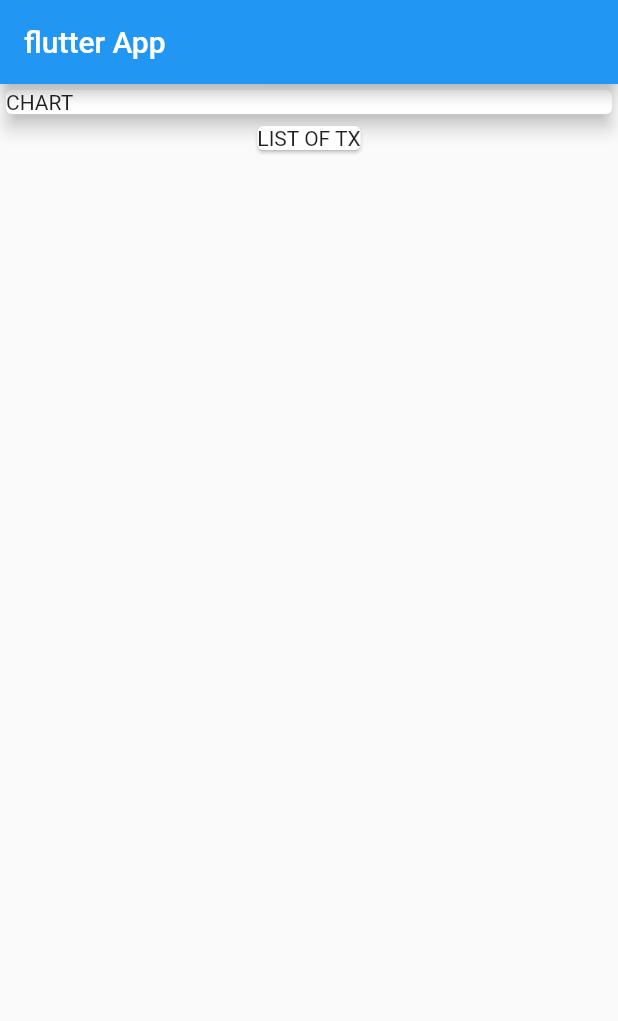
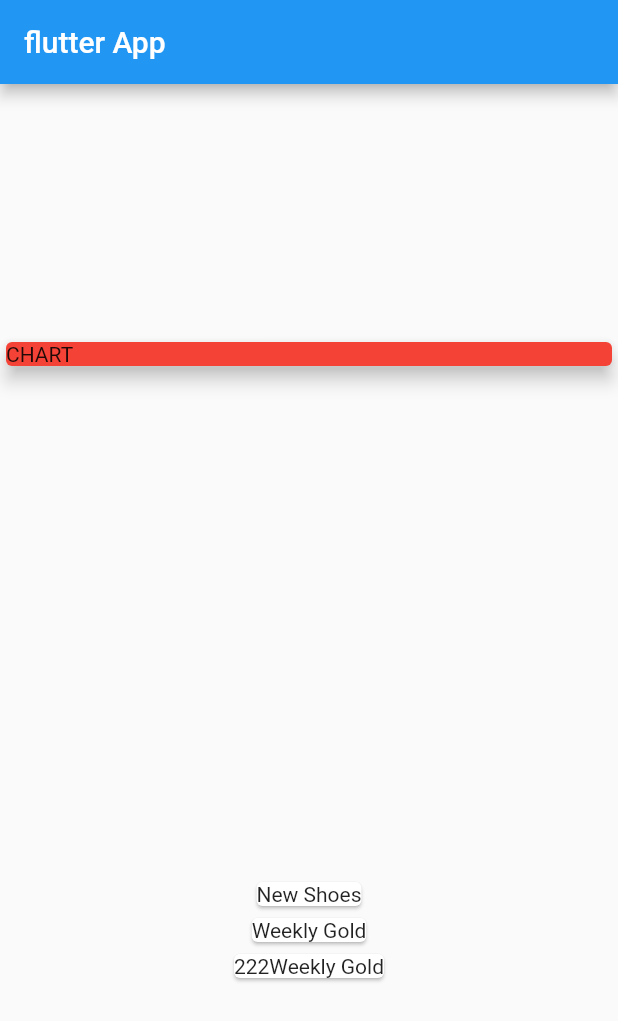
Before and after one commit to officialtechner/flutter.real_app, a Flutter app: the screen it shows after launch, on a phone screen of 412 x 824 dp. Shown: the top 1021 px of the screen. Run offline on Flutter 3.47's test engine with Material 2 defaults, Android fonts, the phone set to English and light mode, and no system bars.

Commit message:
add list in column

```diff
--- a/lib/main.dart
+++ b/lib/main.dart
@@ -1,4 +1,5 @@
 import 'package:flutter/material.dart';
+import 'package:real_app/transaction.dart';
 
 void main() {
   runApp(MyApp());
@@ -7,27 +8,40 @@ void main() {
 class MyApp extends StatelessWidget {
   @override
   Widget build(BuildContext context) {
-    return MaterialApp(title: "Flutter App", home: MyHomePage());
+    return MaterialApp(title: "Flutter App1MaterialApp", home: MyHomePage());
   }
 }
 
 class MyHomePage extends StatelessWidget {
+  final List<Transaction> transactions = [
+    Transaction("1", "New Shoes", 23.20, DateTime.now()),
+    Transaction("2", "Weekly Gold", 26.20, DateTime.now()),
+    Transaction("12", "222Weekly Gold", 126.20, DateTime.now()),
+  ];
+
   @override
   Widget build(BuildContext context) {
     return Scaffold(
       appBar: AppBar(title: Text("flutter App")),
       body: Column(
+        mainAxisAlignment: MainAxisAlignment.spaceAround,
+        crossAxisAlignment: CrossAxisAlignment.stretch,
         children: <Widget>[
           Container(
             width: double.infinity,
             child: Card(
+              color: Colors.red,
               child: Text("CHART"),
               elevation: 5,
             ),
           ),
-          Card(
-            child: Text("LIST OF TX"),
-          ),
+          Column(
+            children: transactions.map((tx) {
+              return Card(
+                child: Text(tx.title),
+              );
+            }).toList(),
+          )
         ],
       ),
     );
--- /dev/null
+++ b/lib/transaction.dart
@@ -0,0 +1,15 @@
+import 'package:flutter/material.dart';
+
+class Transaction {
+  late String id;
+  late String title;
+  late double amount;
+  late DateTime date;
+
+  Transaction(id, title, amount, date) {
+    this.id = id;
+    this.title = title;
+    this.amount = amount;
+    this.date = date;
+  }
+}
```
Also changed, not shown: 1 other file.
